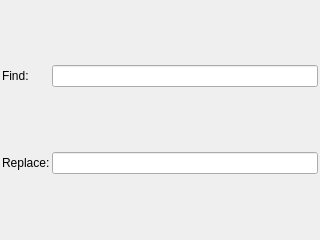
Above: src/plugins/widget/Editor/src/editorfindreplacewidget.ui from opencor/opencor before the change. Below: the same form after it.
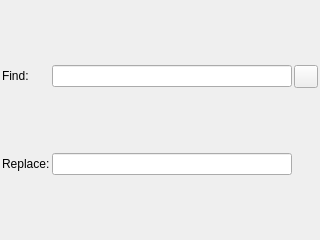
That is the form after the change. Icons and pictures are not drawn.

Commit message: Some work towards supporting find/replace in our QScintilla-based widget (#261).

Patch:
```diff
--- a/src/plugins/widget/Editor/src/editorfindreplacewidget.ui
+++ b/src/plugins/widget/Editor/src/editorfindreplacewidget.ui
@@ -28,6 +28,12 @@
    </property>
    <item row="1" column="0">
     <widget class="QLabel" name="replaceLabel">
+     <property name="sizePolicy">
+      <sizepolicy hsizetype="Preferred" vsizetype="Fixed">
+       <horstretch>0</horstretch>
+       <verstretch>0</verstretch>
+      </sizepolicy>
+     </property>
      <property name="text">
       <string>Replace:</string>
      </property>
@@ -35,6 +41,12 @@
    </item>
    <item row="0" column="0">
     <widget class="QLabel" name="findLabel">
+     <property name="sizePolicy">
+      <sizepolicy hsizetype="Preferred" vsizetype="Fixed">
+       <horstretch>0</horstretch>
+       <verstretch>0</verstretch>
+      </sizepolicy>
+     </property>
      <property name="text">
       <string>Find:</string>
      </property>
@@ -46,6 +58,14 @@
    <item row="1" column="1">
     <widget class="QLineEdit" name="replaceEdit"/>
    </item>
+   <item row="0" column="2">
+    <widget class="QToolButton" name="toolButton">
+     <property name="icon">
+      <iconset resource="../../../../../res/ui.qrc">
+       <normaloff>:/oxygen/actions/edit-delete.png</normaloff>:/oxygen/actions/edit-delete.png</iconset>
+     </property>
+    </widget>
+   </item>
   </layout>
  </widget>
  <resources/>
```
Left out of the diff: 10 changed lines with no effect on the pictures. The commit also changes 2 other files.
